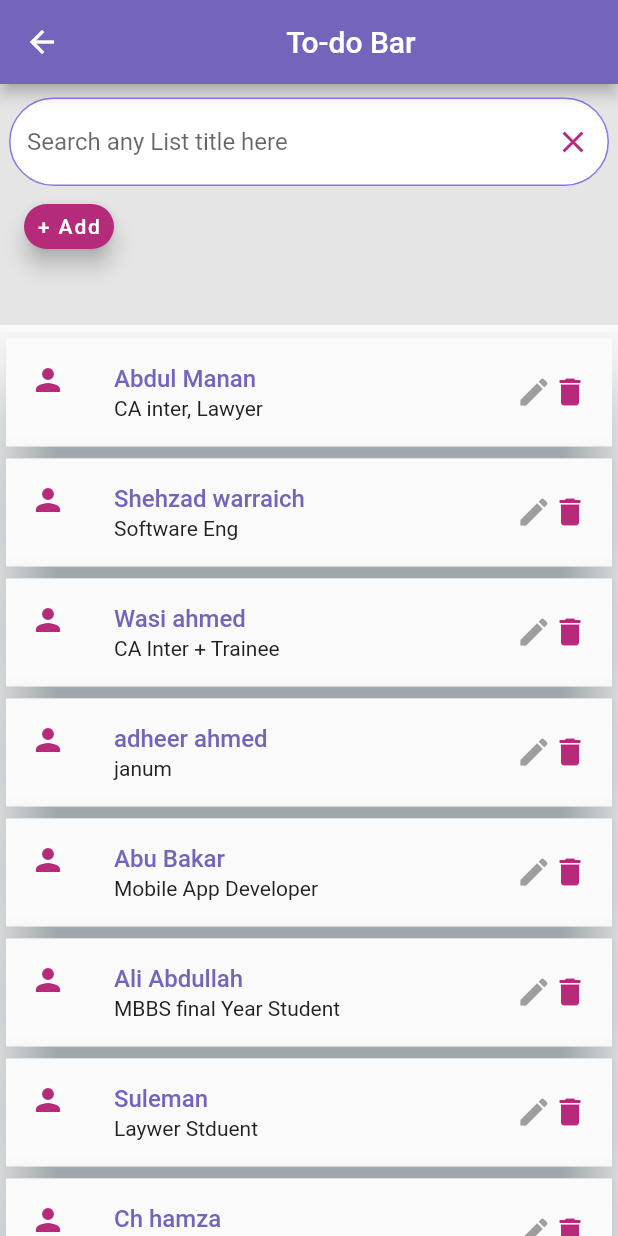
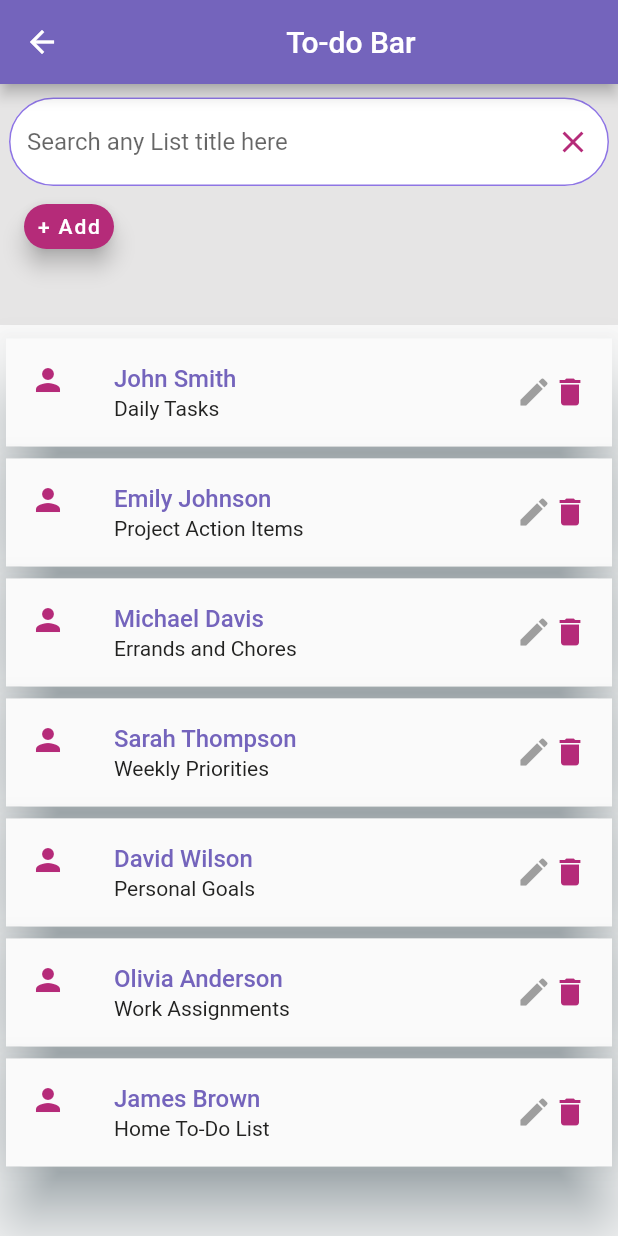
Before and after one commit to MuhammadAmann/To_do_list-App-design, a Flutter app: the To_dolist screen opened directly, on a phone screen of 412 x 824 dp. Run offline on Flutter 3.47's test engine with Material 2 defaults, Android fonts, the phone set to English and light mode, and no system bars.

Commit message:
modify_list

```diff
--- a/lib/list.dart
+++ b/lib/list.dart
@@ -17,30 +17,23 @@ class _To_dolistState extends State<To_dolist> {
 
   //Create a empty list(array) to take input from user and store/add in new section
 
-   List t = List.empty(growable: true);
-   List st = List.empty(growable: true);
-
   List title = [
-    'Abdul Manan',
-    'Shehzad warraich',
-    'Wasi ahmed',
-    'adheer ahmed',
-    'Abu Bakar',
-    'Ali Abdullah',
-    'Suleman',
-    'Ch hamza',
-    'Zeeshan gujjer'
+    'John Smith',
+    'Emily Johnson',
+    'Michael Davis',
+    'Sarah Thompson',
+    'David Wilson',
+    'Olivia Anderson',
+    'James Brown'
   ];
   List sub = [
-    'CA inter, Lawyer',
-    'Software Eng',
-    'CA Inter + Trainee',
-    'janum',
-    'Mobile App Developer',
-    'MBBS final Year Student',
-    'Laywer Stduent',
-    'Property Agent',
-    'BS English Student'
+    'Daily Tasks',
+    'Project Action Items',
+    'Errands and Chores',
+    'Weekly Priorities',
+    'Personal Goals',
+    'Work Assignments',
+    'Home To-Do List'
   ];
 
   int selectedindex = -1;
@@ -445,7 +438,7 @@ class _To_dolistState extends State<To_dolist> {
 
                               if (title.isNotEmpty && sub.isNotEmpty) {
                                 setState(() {
-                                   titlecontroller.text = '';
+                                  titlecontroller.text = '';
                                   subtitlecontroller.text = '';
 
                                   title[selectedindex] = titleee;
```
